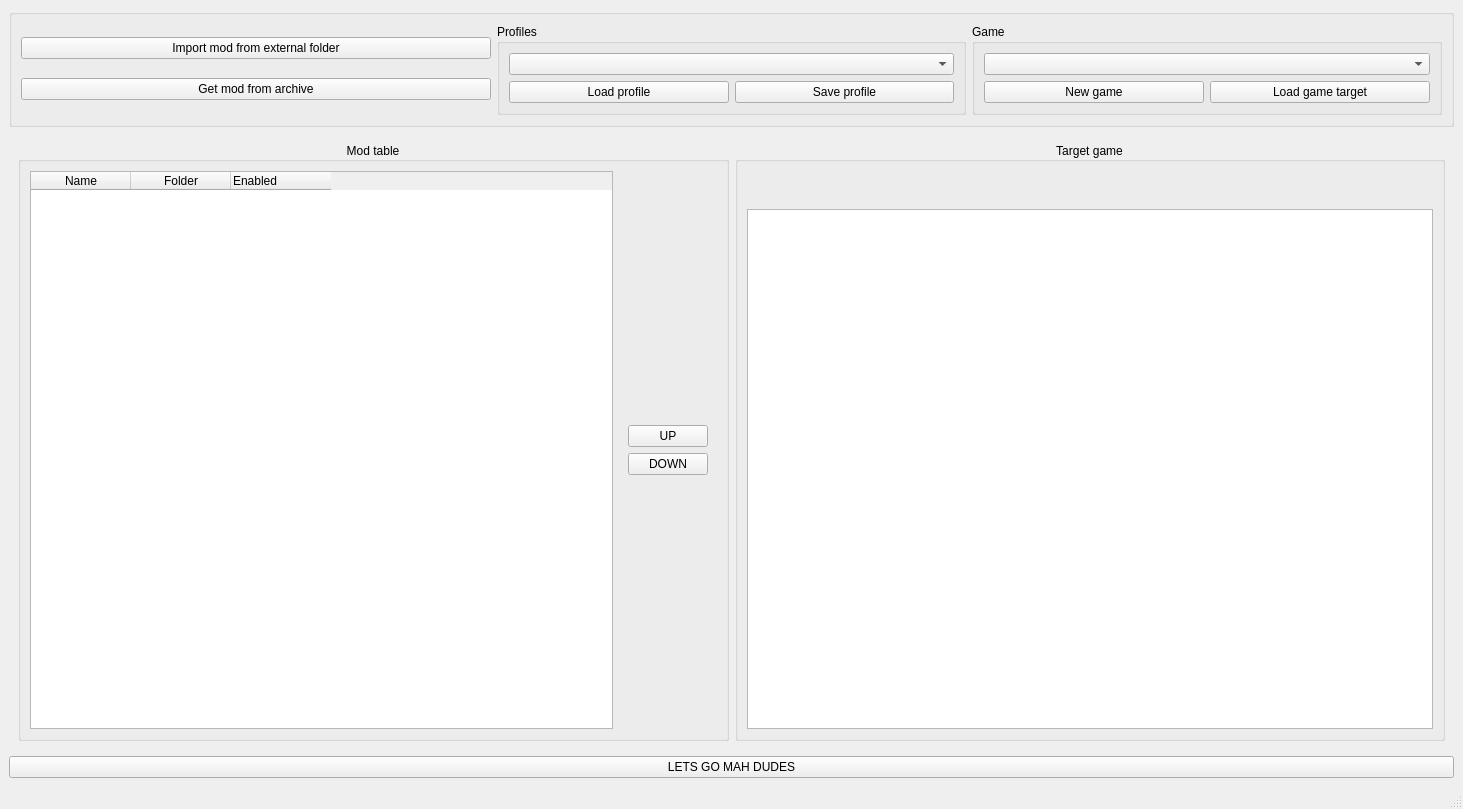
Qt form ui/modbuddy.ui (OlavStornes/ModBuddy) before a commit.
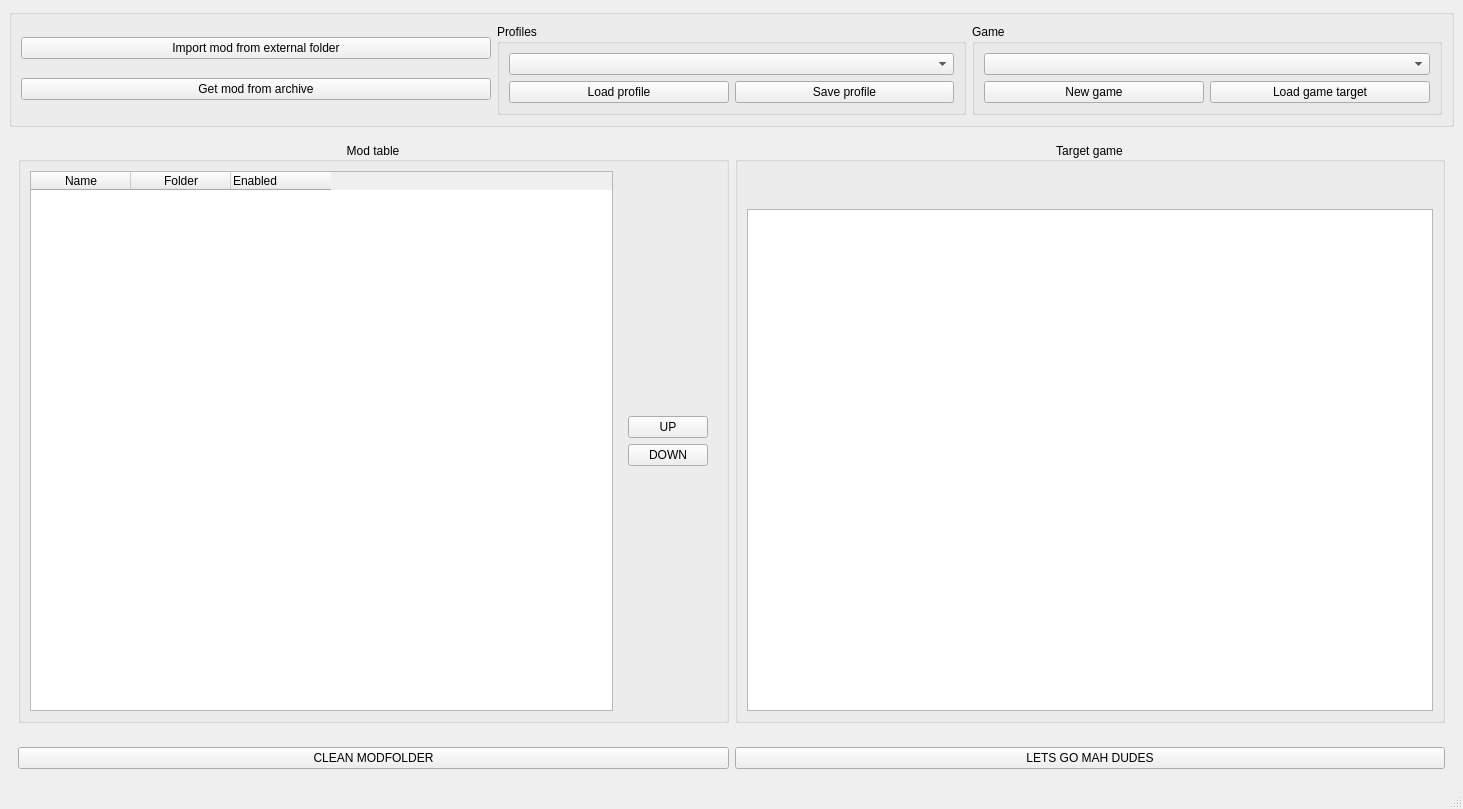
The same form after that commit.

Commit message: Add cleaning of mod folder

Diff of the .ui file:
```diff
--- a/ui/modbuddy.ui
+++ b/ui/modbuddy.ui
@@ -108,6 +108,12 @@
          <layout class="QHBoxLayout" name="horizontalLayout_3">
           <item>
            <widget class="QTableWidget" name="mod_list">
+            <property name="sizePolicy">
+             <sizepolicy hsizetype="Expanding" vsizetype="Expanding">
+              <horstretch>1</horstretch>
+              <verstretch>0</verstretch>
+             </sizepolicy>
+            </property>
             <property name="focusPolicy">
              <enum>Qt::StrongFocus</enum>
             </property>
@@ -238,7 +244,17 @@
       </layout>
      </widget>
     </item>
-    <item row="3" column="0">
+    <item row="5" column="0">
+     <widget class="QWidget" name="widget_2" native="true">
+      <layout class="QHBoxLayout" name="horizontalLayout_4">
+       <item>
+        <widget class="QPushButton" name="clean_modfolder_button">
+         <property name="text">
+          <string>CLEAN MODFOLDER</string>
+         </property>
+        </widget>
+       </item>
+       <item>
      <widget class="QPushButton" name="initialize_mod">
       <property name="maximumSize">
        <size>
@@ -249,6 +265,9 @@
       <property name="text">
        <string>LETS GO MAH DUDES</string>
       </property>
+        </widget>
+       </item>
+      </layout>
      </widget>
     </item>
    </layout>
```
Lines whose indentation alone changed are shown as unchanged. The commit also changes 1 other file.
